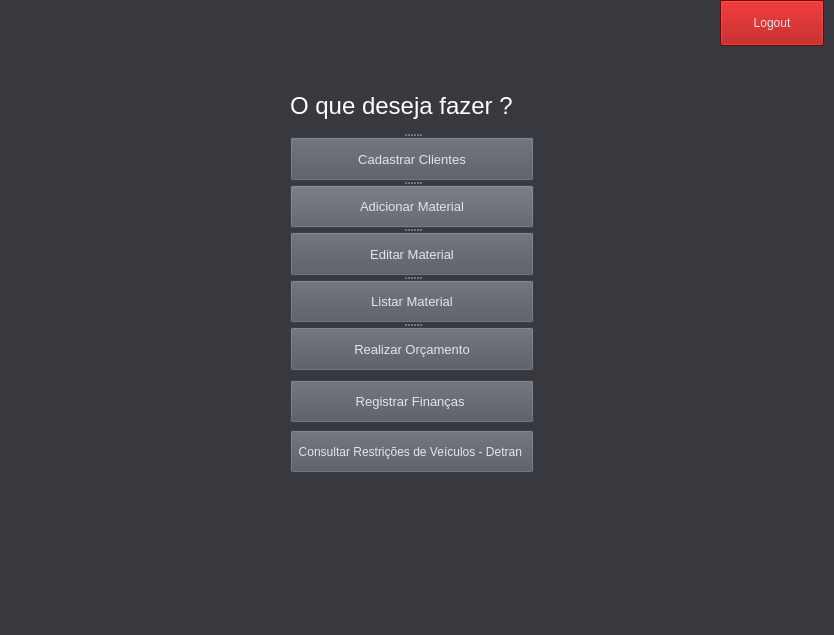
victorkok/OPE-Oficina-Mecanica, file SYSTEM CONTROL/Orçamento/menu_Principal.ui: the form before one commit.
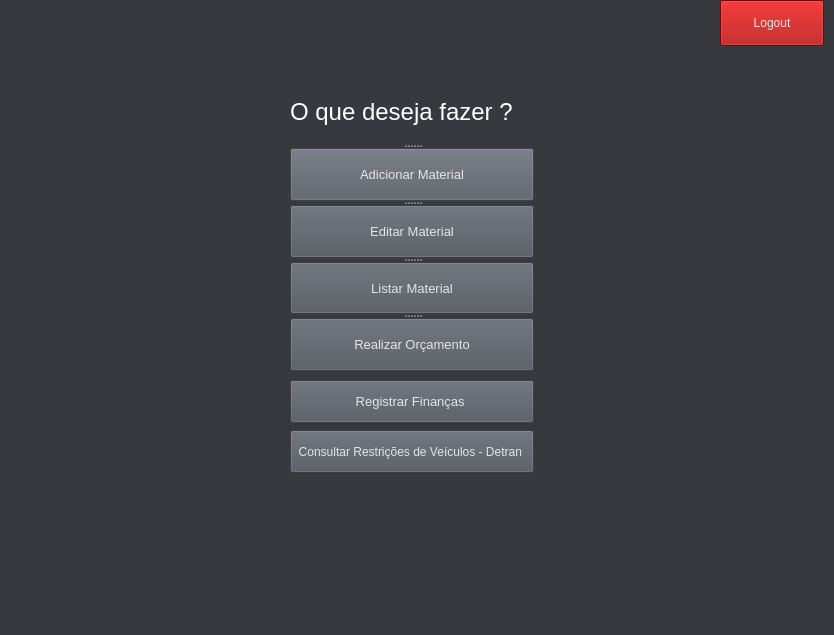
The form after the commit.

Diff of the .ui file:
```diff
--- a/SYSTEM CONTROL/Orçamento/menu_Principal.ui
+++ b/SYSTEM CONTROL/Orçamento/menu_Principal.ui
@@ -110,19 +110,6 @@
        <number>0</number>
       </property>
      </widget>
-     <widget class="QPushButton" name="button_cadastro">
-      <property name="font">
-       <font>
-        <pointsize>10</pointsize>
-       </font>
-      </property>
-      <property name="styleSheet">
-       <string notr="true">background-color: rgb(81, 85, 94);</string>
-      </property>
-      <property name="text">
-       <string>Cadastrar Clientes</string>
-      </property>
-     </widget>
      <widget class="QPushButton" name="material">
       <property name="font">
        <font>
```
Left out of the diff: 2 changed lines with no effect on the pictures.
